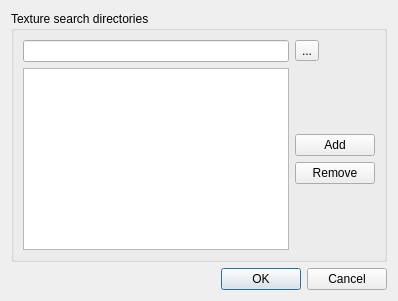
Old version of the form tools/wmit/ConfigDialog.ui in the repository cybersphinx/wzgraphicsmods.
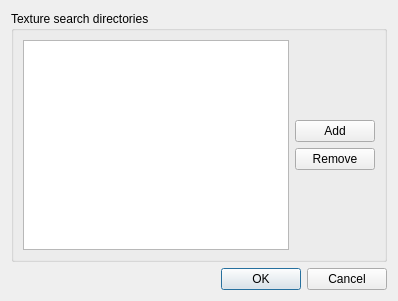
New version of the form.

```diff
--- a/tools/wmit/ConfigDialog.ui
+++ b/tools/wmit/ConfigDialog.ui
@@ -20,10 +20,10 @@
       <string>Texture search directories</string>
      </property>
      <layout class="QGridLayout" name="gridLayout_2">
-      <item row="1" column="0">
-       <widget class="QListWidget" name="listWidget"/>
+      <item row="0" column="0">
+       <widget class="QListWidget" name="lw_dirs"/>
       </item>
-      <item row="1" column="1">
+      <item row="0" column="1">
        <layout class="QVBoxLayout" name="verticalLayout">
         <item>
          <spacer name="verticalSpacer_2">
@@ -67,16 +67,6 @@
         </item>
        </layout>
       </item>
-      <item row="0" column="0">
-       <widget class="QLineEdit" name="lineEdit"/>
-      </item>
-      <item row="0" column="1">
-       <widget class="QToolButton" name="toolButton">
-        <property name="text">
-         <string>...</string>
-        </property>
-       </widget>
-      </item>
      </layout>
     </widget>
    </item>
```
Left out of the diff: 6 changed lines with no effect on the pictures.
